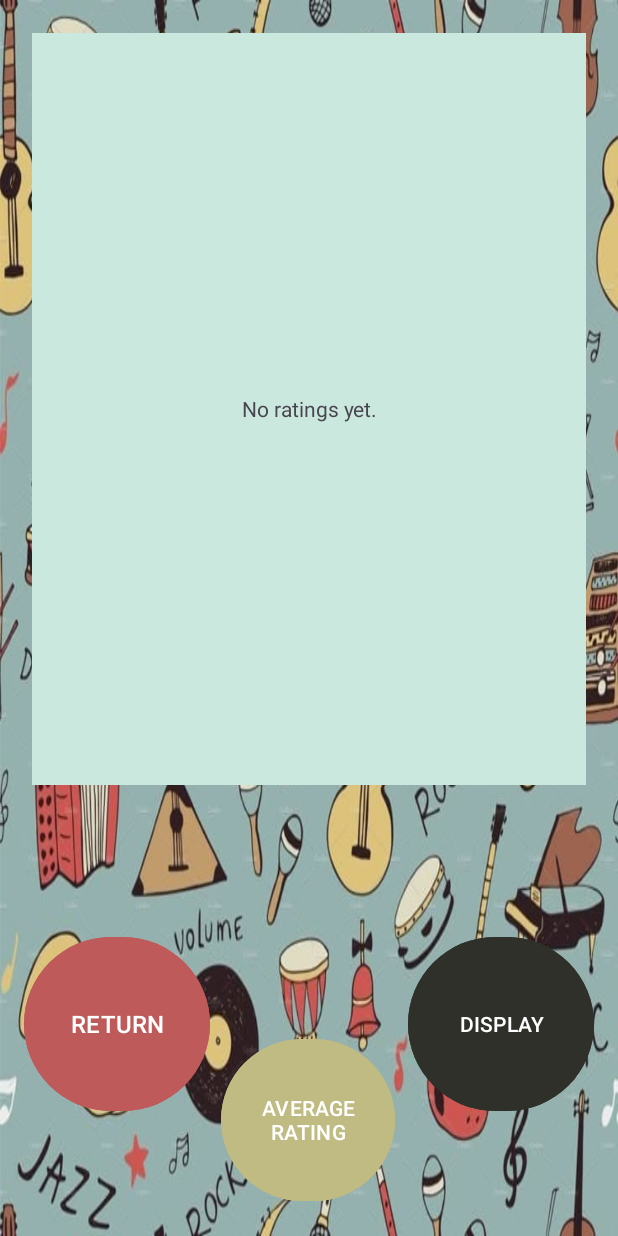
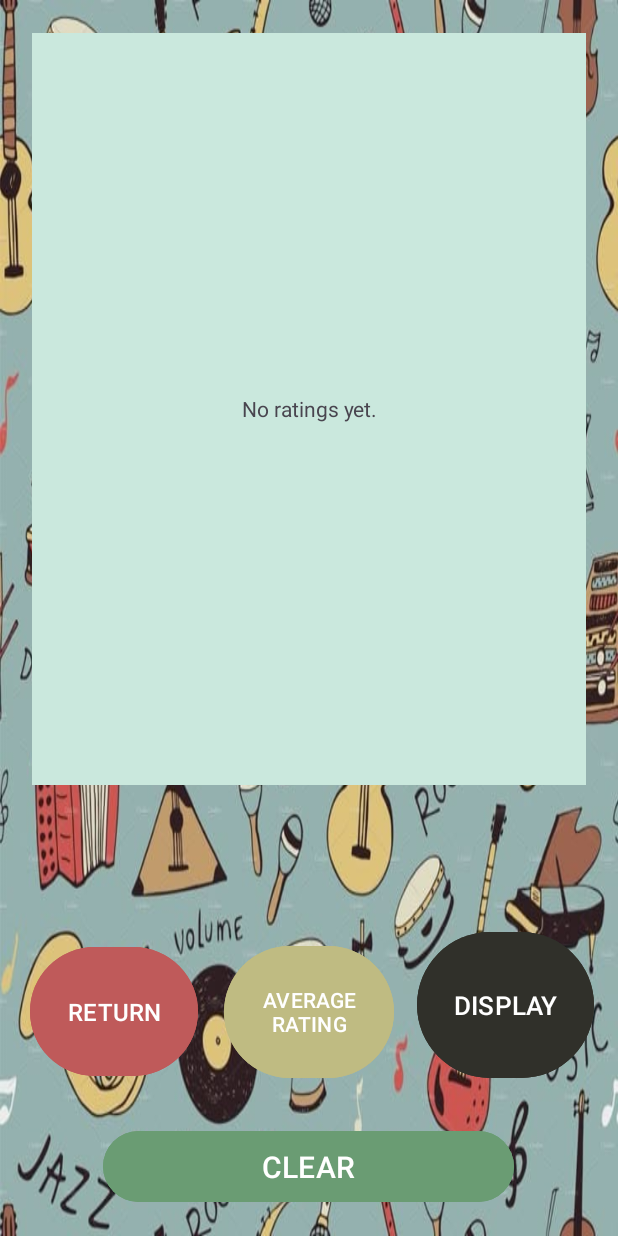
Before and after one commit to ST10476792/Summative-1-Practicum-1, an Android app: the MainActivity3 screen opened directly, with no data from a screen before it, on a phone screen of 412 x 824 dp. Run offline under Robolectric (Android 15) with nearby library versions, the phone set to English and light mode, and no system bars.

```diff
--- a/app/src/main/java/com/example/practicummusicplaylistmanagerapp/MainActivity2.kt
+++ b/app/src/main/java/com/example/practicummusicplaylistmanagerapp/MainActivity2.kt
@@ -17,7 +17,6 @@ class MainActivity2 : AppCompatActivity() {
         setContentView(R.layout.activity_main2)
 
         val saveBtn = findViewById<Button>(R.id.saveBtn)
-        val resetBtn = findViewById<Button>(R.id.resetBtn)
         val titleEdittext = findViewById<EditText>(R.id.titleEdittext)
         val nameEditText = findViewById<EditText>(R.id.nameEdittext)
         val ratingEditText = findViewById<EditText>(R.id.ratingEdittext)
--- a/app/src/main/java/com/example/practicummusicplaylistmanagerapp/MainActivity3.kt
+++ b/app/src/main/java/com/example/practicummusicplaylistmanagerapp/MainActivity3.kt
@@ -14,7 +14,7 @@ class MainActivity3 : AppCompatActivity() {
         enableEdgeToEdge()
         setContentView(R.layout.activity_main3)
 
-        val returnBtn = findViewById<Button>(R.id.returnBtn)
+        val clearBtn = findViewById<Button>(R.id.clearBtn)
         val displayTextview = findViewById<TextView>(R.id.displayTextview)
         val displayBtn = findViewById<Button>(R.id.displayBtn)
         val averageBtn = findViewById<Button>(R.id.averageBtn)
@@ -53,8 +53,9 @@ class MainActivity3 : AppCompatActivity() {
             displayTextview.text = "Average Rating: $average"
         }
 
-        returnBtn.setOnClickListener {
-            finish()
+        clearBtn.setOnClickListener {
+            displayTextview.text = ""
         }
+
     }
 }
--- a/app/src/main/res/layout/activity_main3.xml
+++ b/app/src/main/res/layout/activity_main3.xml
@@ -23,41 +23,55 @@
 
     <Button
         android:id="@+id/averageBtn"
-        android:layout_width="116dp"
-        android:layout_height="116dp"
+        android:layout_width="113dp"
+        android:layout_height="96dp"
         android:backgroundTint="#bfbb82"
         android:text="AVERAGE RATING"
         app:layout_constraintBottom_toBottomOf="parent"
         app:layout_constraintEnd_toEndOf="parent"
-        app:layout_constraintHorizontal_bias="0.498"
         app:layout_constraintStart_toStartOf="parent"
         app:layout_constraintTop_toTopOf="parent"
-        app:layout_constraintVertical_bias="0.973" />
+        app:layout_constraintVertical_bias="0.861" />
 
     <Button
         android:id="@+id/returnBtn"
-        android:layout_width="124dp"
-        android:layout_height="124dp"
+        android:layout_width="112dp"
+        android:layout_height="94dp"
         android:backgroundTint="#bf5a5a"
         android:text="RETURN"
         android:textSize="16sp"
         app:layout_constraintBottom_toBottomOf="parent"
         app:layout_constraintEnd_toEndOf="parent"
-        app:layout_constraintHorizontal_bias="0.055"
+        app:layout_constraintHorizontal_bias="0.067"
         app:layout_constraintStart_toStartOf="parent"
         app:layout_constraintTop_toTopOf="parent"
-        app:layout_constraintVertical_bias="0.887" />
+        app:layout_constraintVertical_bias="0.859" />
 
     <Button
         android:id="@+id/displayBtn"
-        android:layout_width="124dp"
-        android:layout_height="124dp"
+        android:layout_width="118dp"
+        android:layout_height="105dp"
         android:backgroundTint="#30302a"
+        android:textSize="17sp"
         android:text="DISPLAY"
         app:layout_constraintBottom_toBottomOf="parent"
         app:layout_constraintEnd_toEndOf="parent"
-        app:layout_constraintHorizontal_bias="0.944"
+        app:layout_constraintHorizontal_bias="0.945"
         app:layout_constraintStart_toStartOf="parent"
         app:layout_constraintTop_toTopOf="parent"
-        app:layout_constraintVertical_bias="0.887" />
+        app:layout_constraintVertical_bias="0.859" />
+
+    <Button
+        android:id="@+id/clearBtn"
+        android:layout_width="274dp"
+        android:layout_height="55dp"
+        android:text="CLEAR"
+        android:backgroundTint="#6a9c73"
+        android:textSize="20sp"
+        app:layout_constraintBottom_toBottomOf="parent"
+        app:layout_constraintEnd_toEndOf="parent"
+        app:layout_constraintHorizontal_bias="0.496"
+        app:layout_constraintStart_toStartOf="parent"
+        app:layout_constraintTop_toTopOf="parent"
+        app:layout_constraintVertical_bias="0.976" />
 </androidx.constraintlayout.widget.ConstraintLayout>
```
Also changed, not shown: app/src/main/res/layout/activity_main2.xml (+6 -21 lines). Lines whose indentation alone changed are shown as unchanged.
